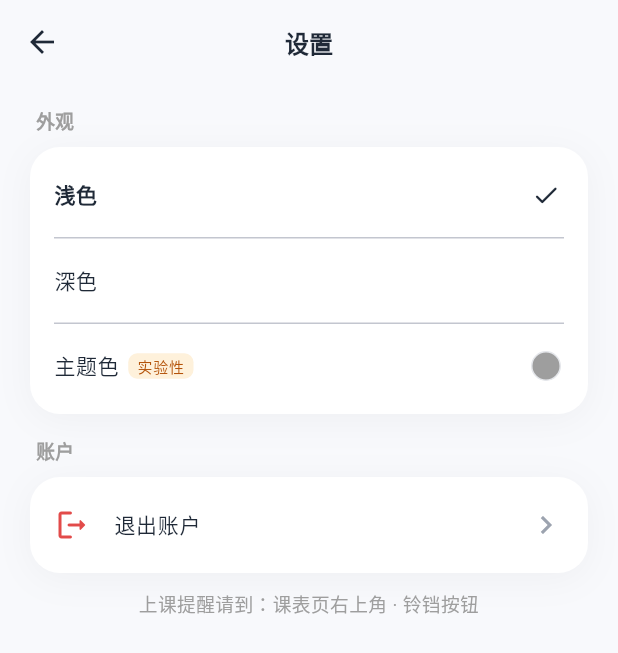
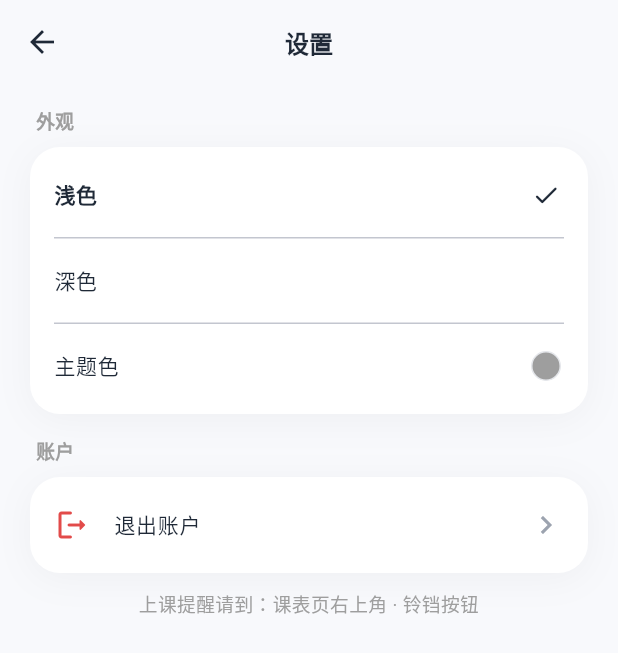
Before and after one commit to douge0906/xiyuan_pocket, a Flutter app: the SettingsPage screen opened directly with empty values, on a phone screen of 412 x 824 dp. Shown: the top 653 px of the screen. Run offline on Flutter 3.47's test engine with Material 3 defaults, Android fonts, the phone set to English and light mode, and no system bars; our stand-ins replace clock, dio, flutter_riverpod, flutter_secure_storage, package_info_plus, permission_handler and 2 more; missing offline and left inert: flutter_local_notifications_linux, flutter_local_notifications_platform_interface, flutter_local_notifications_windows, home_widget; accounts and stored records are empty; network calls fail.

Commit message:
主题色入口去掉「实验性」标签（与在线版一致）

```diff
--- a/lib/pages/settings_page.dart
+++ b/lib/pages/settings_page.dart
@@ -150,30 +150,14 @@ class _SettingsPageState extends State<SettingsPage> {
     );
   }
 
-  /// 「主题色 · 实验性」入口：右侧色点预览。
+  /// 「主题色」入口：右侧色点预览（v2.5.1：去掉「实验性」标签，与在线版一致）。
   Widget _primaryEntry(bool isDark, Color titleColor) {
     return ValueListenableBuilder<Color>(
       valueListenable: widget.primaryColor,
       builder: (ctx, current, __) => ListTile(
         contentPadding: EdgeInsets.zero,
         onTap: () => _pickPrimaryColor(current),
-        title: Row(
-          children: [
-            Text('主题色', style: TextStyle(fontSize: 14, color: titleColor)),
-            const SizedBox(width: 6),
-            // 「实验性」标记：预先告知可能有个别页面未完全适配，
-            // 避免用户以为是 bug（诚实标注好过让用户猜）。
-            Container(
-              padding: const EdgeInsets.symmetric(horizontal: 6, vertical: 1),
-              decoration: BoxDecoration(
-                color: AppTheme.warning.withOpacity(0.15),
-                borderRadius: BorderRadius.circular(6),
-              ),
-              child: const Text('实验性',
-                  style: TextStyle(fontSize: 10, color: Color(0xFFB45309))),
-            ),
-          ],
-        ),
+        title: Text('主题色', style: TextStyle(fontSize: 14, color: titleColor)),
         trailing: SizedBox(
           width: 24,
           child: Center(
```
